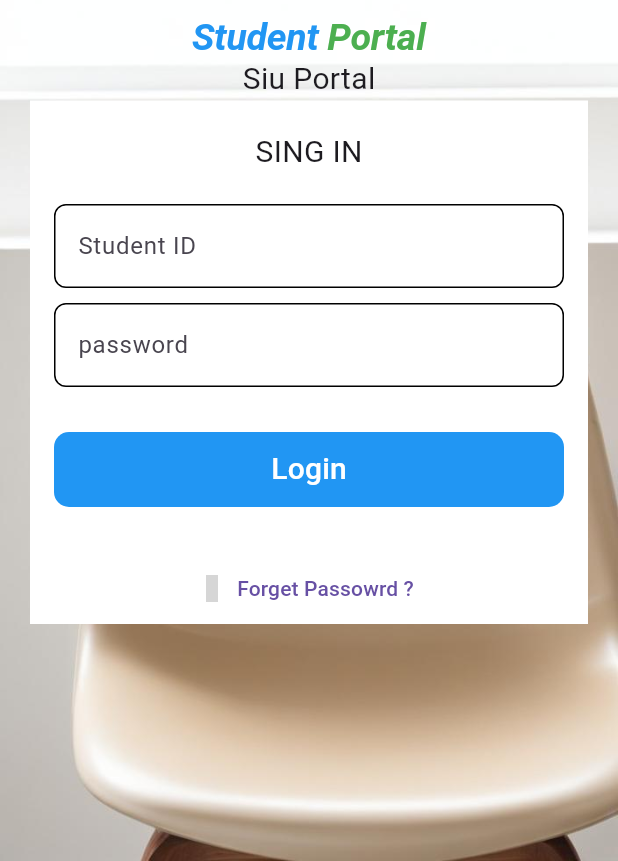
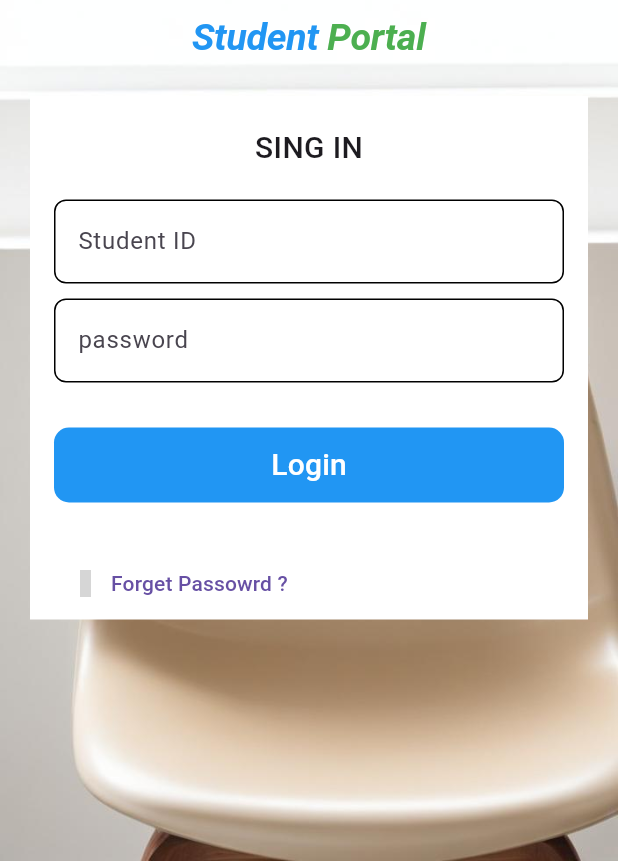
Before and after one commit to moha-shiine/tijaabo, a Flutter app: the screen it shows after launch, on a phone screen of 412 x 824 dp, the part 375-1236 px from its top. Run offline on Flutter 3.47's test engine with Material 3 defaults, Android fonts, the phone set to English and light mode, and no system bars; our stand-ins replace flutter_iconly, gap, google_fonts; Roboto replaces fonts that are missing (Merienda); grey boxes are pictures that could not be loaded.

Commit message:
add update

```diff
--- a/lib/log/login.dart
+++ b/lib/log/login.dart
@@ -57,10 +57,7 @@ class _LoginScreenState extends State<LoginScreen> {
                 ),
               ),
             ),
-            Text(
-              "Siu Portal",
-              style: TextStyle(fontSize: 20),
-            ),
+            Gap(26),
             Padding(
               padding: const EdgeInsets.symmetric(horizontal: 20),
               child: Container(
@@ -68,11 +65,15 @@ class _LoginScreenState extends State<LoginScreen> {
                 child: Padding(
                   padding: const EdgeInsets.symmetric(horizontal: 16),
                   child: Column(
+                    crossAxisAlignment: CrossAxisAlignment.start,
                     children: [
                       Gap(20),
-                      Text(
-                        "SING IN",
-                        style: TextStyle(fontSize: 20),
+                      Center(
+                        child: Text(
+                          "SING IN",
+                          style: TextStyle(
+                              fontSize: 20, fontWeight: FontWeight.w500),
+                        ),
                       ),
                       Gap(20),
                       TextFormField(
```
